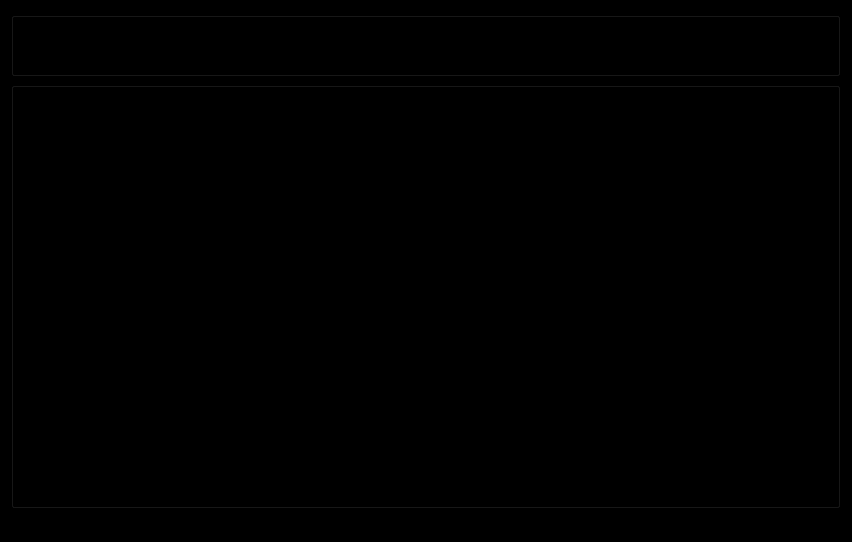
Before: the Qt Designer form node/basepanel.ui in hyperborg/hyperborg, drawn with Qt 5.
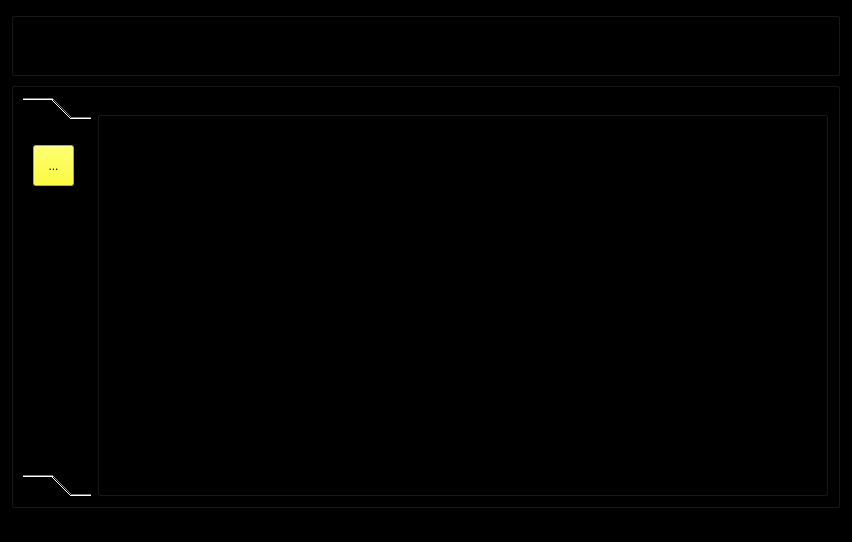
After: the same form once the commit is applied. The open tabs and pages were chosen to show the change. Icons and pictures are not drawn.

Diff of the .ui file:
```diff
--- a/node/basepanel.ui
+++ b/node/basepanel.ui
@@ -39,7 +39,7 @@
        <number>1</number>
       </property>
       <widget class="QWidget" name="main">
-       <layout class="QVBoxLayout" name="verticalLayout" stretch="0,1">
+       <layout class="QVBoxLayout" name="verticalLayout" stretch="0,0">
         <item>
          <widget class="QGroupBox" name="groupBox">
           <property name="title">
@@ -95,10 +95,67 @@
          </widget>
         </item>
         <item>
+         <layout class="QHBoxLayout" name="horizontalLayout_4">
+          <item>
          <widget class="QGroupBox" name="groupBox_2">
           <property name="title">
            <string/>
           </property>
+            <layout class="QHBoxLayout" name="horizontalLayout_5" stretch="0,1">
+             <item>
+              <widget class="QToolBox" name="toolBox">
+               <property name="currentIndex">
+                <number>0</number>
+               </property>
+               <widget class="QWidget" name="page_5">
+                <property name="geometry">
+                 <rect>
+                  <x>0</x>
+                  <y>0</y>
+                  <width>69</width>
+                  <height>336</height>
+                 </rect>
+                </property>
+                <attribute name="label">
+                 <string>Page 1</string>
+                </attribute>
+                <widget class="QToolButton" name="toolButton">
+                 <property name="geometry">
+                  <rect>
+                   <x>10</x>
+                   <y>20</y>
+                   <width>41</width>
+                   <height>41</height>
+                  </rect>
+                 </property>
+                 <property name="styleSheet">
+                  <string notr="true">background-color: rgb(255, 255, 0);</string>
+                 </property>
+                 <property name="text">
+                  <string>...</string>
+                 </property>
+                </widget>
+               </widget>
+               <widget class="QWidget" name="page_6">
+                <property name="geometry">
+                 <rect>
+                  <x>0</x>
+                  <y>0</y>
+                  <width>69</width>
+                  <height>336</height>
+                 </rect>
+                </property>
+                <attribute name="label">
+                 <string>Page 2</string>
+                </attribute>
+               </widget>
+              </widget>
+             </item>
+             <item>
+              <widget class="QGroupBox" name="groupBox_3">
+               <property name="title">
+                <string>GroupBox</string>
+               </property>
           <layout class="QVBoxLayout" name="verticalLayout_2">
            <item>
             <layout class="QGridLayout" name="gridLayout"/>
@@ -108,6 +165,11 @@
         </item>
        </layout>
       </widget>
+          </item>
+         </layout>
+        </item>
+       </layout>
+      </widget>
       <widget class="QWidget" name="clockwidget">
        <property name="autoFillBackground">
         <bool>true</bool>
```
Left out of the diff: 4 changed lines with no effect on the pictures. Lines whose indentation alone changed are shown as unchanged.
